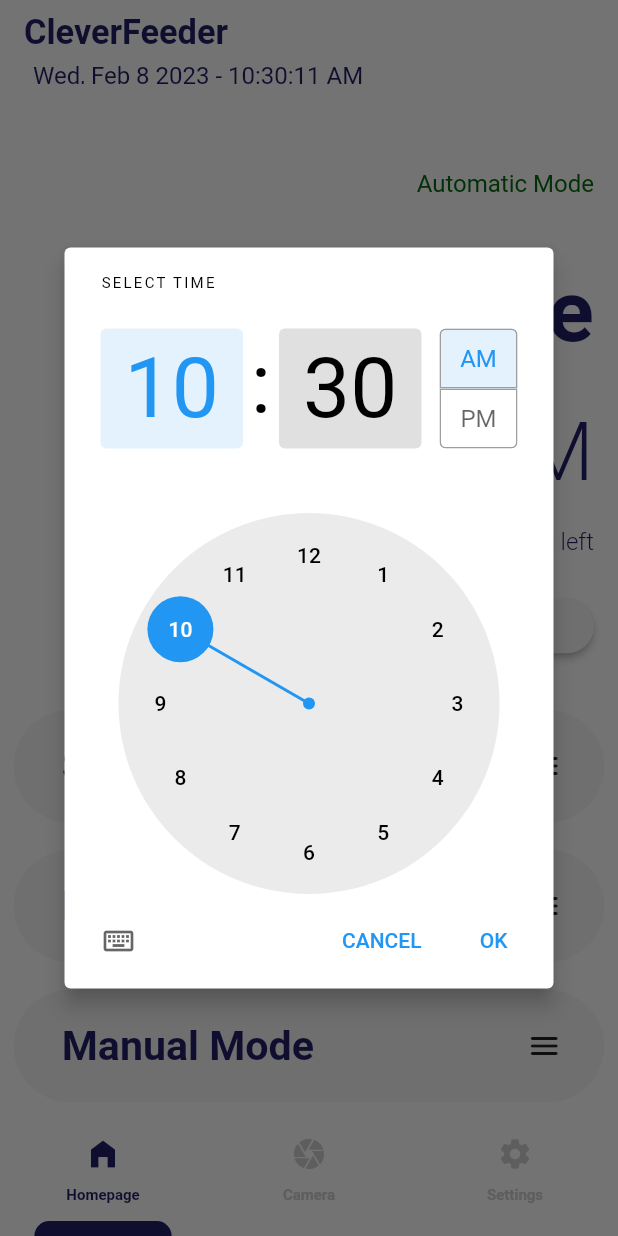
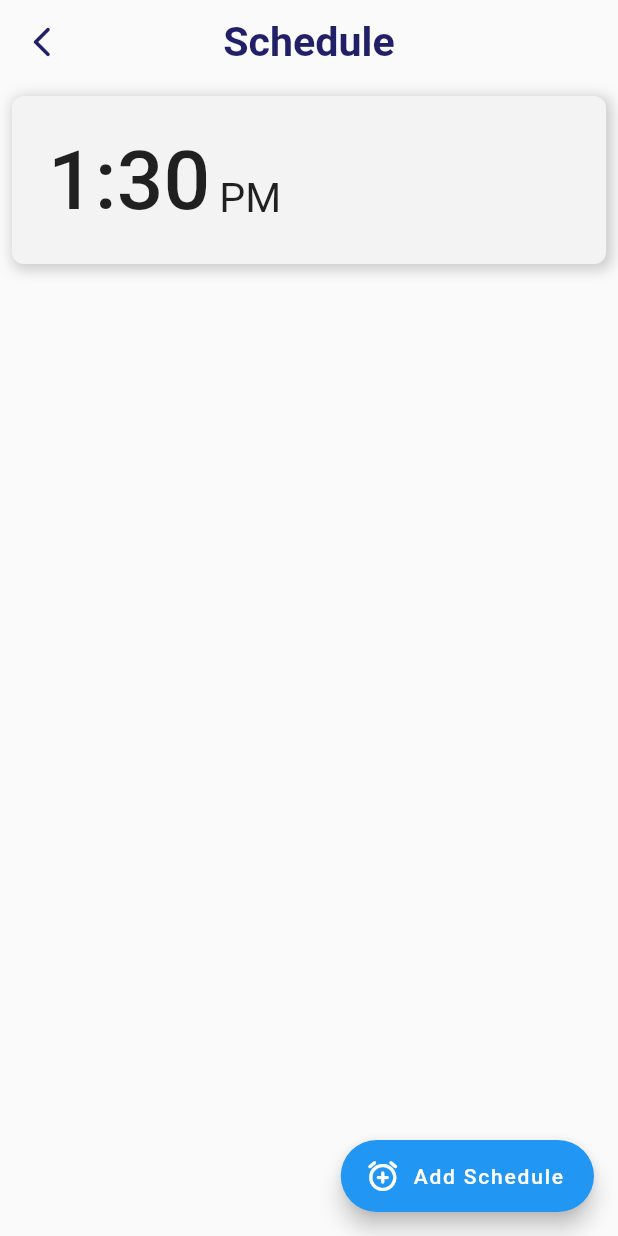
Before and after one commit to Thanatoslayer6/petfeederapp, a Flutter app: the screen it shows after launch, after a tap on "Set Schedule", on a phone screen of 412 x 824 dp. Run offline on Flutter 3.47's test engine with Material 2 defaults, Android fonts, the light colour scheme and no system bars; Roboto replaces fonts that are missing (Poppins).

Commit message:
Working on scheduling as of now, decided to create a page  window for it

```diff
--- a/lib/homepage.dart
+++ b/lib/homepage.dart
@@ -1,8 +1,8 @@
 import 'package:flutter/material.dart';
 import 'package:intl/intl.dart';
-import 'package:petfeederapp/main.dart';
 import 'adaptive.dart';
 import 'time.dart';
+import 'schedule.dart';
 
 class Homepage extends StatefulWidget {
   const Homepage({super.key});
@@ -15,15 +15,6 @@ class _HomepageState extends State<Homepage> {
   final automaticModeFontColor = const Color.fromARGB(255, 9, 104, 18);
   final manualModeFontColor = const Color.fromARGB(255, 129, 111, 5);
   bool isAutomaticMode = true;
-  int scheduleRotationIndex = 0;
-  // ignore: unused_local_variable
-
-  // Lists in dart have methods such as .add() and .remove()
-  // For instance, we set scheduled time to 5:30 AM
-  var scheduledTimes = [
-    DateTime(DateTimeService.timeNow.year, DateTimeService.timeNow.month,
-        DateTimeService.timeNow.day, 13, 30),
-  ];
 
   @override
   Widget build(BuildContext context) {
@@ -75,7 +66,8 @@ class _HomepageState extends State<Homepage> {
                     fit: BoxFit.contain,
                     child: Text(
                         DateFormat('h:mm a')
-                            .format(scheduledTimes[scheduleRotationIndex]),
+                            // .format(scheduledTimes[scheduleRotationIndex]),
+                            .format(Schedule.listOfTimes[0]),
                         style: TextStyle(
                             color: const Color.fromARGB(255, 33, 31, 103),
                             fontFamily: 'Poppins',
@@ -88,8 +80,10 @@ class _HomepageState extends State<Homepage> {
           alignment: Alignment.topRight,
           width: MediaQuery.of(context).size.width,
           child:
-              TimeCountdown(futureTime: scheduledTimes[scheduleRotationIndex]),
+              // TimeCountdown(futureTime: scheduledTimes[scheduleRotationIndex]),
+              TimeCountdown(futureTime: Schedule.listOfTimes[0]),
         ),
+        // BUTTONS BELOW
         Expanded(
           child:
               // ignore: avoid_unnecessary_containers
@@ -118,29 +112,12 @@ class _HomepageState extends State<Homepage> {
             padding: EdgeInsets.all(getadaptiveTextSize(context, 8)),
             width: MediaQuery.of(context).size.width,
             child: MaterialButton(
-                onPressed: () async {
-                  // Logic for setting schedule
-                  TimeOfDay? pickedTime = await showTimePicker(
-                    initialTime: TimeOfDay.now(),
-                    context: context,
-                  );
-                  // Increment to next schedule: TESTING
-                  // scheduleRotationIndex++;
-                  setState(() {
-                    scheduleRotationIndex++;
-                    if (pickedTime != null) {
-                      scheduledTimes.add(DateTime(
-                          DateTimeService.timeNow.year,
-                          DateTimeService.timeNow.month,
-                          DateTimeService.timeNow.day,
-                          pickedTime.hour,
-                          pickedTime.minute));
-                    }
-                  });
-                  // Outputs 24hour time
-                  // print(pickedTime);
-                  // print(scheduleRotationIndex);
-                  // print(scheduledTimes);
+                onPressed: () {
+                  // Create a new window for managing schedules
+                  Navigator.push(
+                      context,
+                      MaterialPageRoute(
+                          builder: (context) => const SchedulePage()));
                 },
                 padding: EdgeInsets.fromLTRB(0, getadaptiveTextSize(context, 4),
                     0, getadaptiveTextSize(context, 4)),
@@ -260,12 +237,3 @@ class _HomepageState extends State<Homepage> {
     );
   }
 }
-
-
-
-
-// class Homepage extends StatelessWidget {
-//   const Homepage({super.key});
-
-
-// }
--- a/lib/main.dart
+++ b/lib/main.dart
@@ -1,4 +1,3 @@
-import 'dart:async';
 import 'package:flutter/material.dart';
 import 'package:petfeederapp/camera.dart';
 import 'package:petfeederapp/settings.dart';
@@ -6,6 +5,7 @@ import 'package:flutter/services.dart';
 import 'navigation.dart';
 import 'titlebar.dart';
 import 'homepage.dart';
+import 'time.dart';
 
 void main() {
   // Add these 2 lines to disable statusbar/topbar
@@ -48,19 +48,3 @@ class _MyAppState extends State<MyApp> {
         ));
   }
 }
-
-class DateTimeService {
-  // ignore: prefer_final_fields
-  static StreamController<DateTime> _streamController =
-      StreamController<DateTime>.broadcast();
-
-  static void init() {
-    Timer.periodic(const Duration(seconds: 1), (timer) {
-      _streamController.add(DateTime.now());
-    });
-  }
-
-  static Stream<DateTime> get stream => _streamController.stream;
-
-  static DateTime get timeNow => DateTime.now();
-}
--- /dev/null
+++ b/lib/schedule.dart
@@ -0,0 +1,138 @@
+import 'package:flutter/material.dart';
+import 'package:intl/intl.dart';
+import 'time.dart';
+import 'adaptive.dart';
+
+class SchedulePage extends StatefulWidget {
+  const SchedulePage({super.key});
+
+  @override
+  State<SchedulePage> createState() => _SchedulePageState();
+}
+
+class _SchedulePageState extends State<SchedulePage> {
+  @override
+  Widget build(BuildContext context) {
+    return Scaffold(
+      appBar: AppBar(
+        title: Text(
+          "Schedule",
+          style: TextStyle(
+              color: const Color.fromARGB(255, 33, 31, 103),
+              fontFamily: 'Poppins',
+              fontSize: getadaptiveTextSize(context, 24),
+              fontWeight: FontWeight.bold),
+        ),
+        leading: IconButton(
+          icon: const Icon(Icons.arrow_back_ios_new_rounded,
+              color: Color.fromARGB(255, 33, 31, 103)),
+          onPressed: () => Navigator.of(context).pop(),
+        ),
+        centerTitle: true,
+        backgroundColor: Colors.transparent,
+        elevation: 0,
+      ),
+      body: ListView.builder(
+          itemCount: Schedule.listOfTimes.length,
+          itemBuilder: ((context, index) {
+            return ScheduleItem(time: Schedule.listOfTimes[index]);
+          })),
+      floatingActionButton: FloatingActionButton.extended(
+        icon: const Icon(Icons.alarm_add_rounded),
+        label: const Text("Add Schedule"),
+        onPressed: () async {
+          // Logic for setting schedule
+          TimeOfDay? pickedTime = await showTimePicker(
+            initialTime: TimeOfDay.now(),
+            context: context,
+          );
+          // Let the user pick a certain time first...
+          if (pickedTime != null) {
+            setState(() {
+              Schedule.listOfTimes.add(DateTime(
+                  DateTimeService.timeNow.year,
+                  DateTimeService.timeNow.month,
+                  DateTimeService.timeNow.day,
+                  pickedTime.hour,
+                  pickedTime.minute));
+            });
+
+            // TODO: After user picks a time, tell on what day... like everyday? every mon?
+          } else {
+            // TODO: Decide what to do here...
+            // ignore: avoid_print
+            print("User cancelled");
+            // Just exit
+            // Scaffold.of(context).showSnackBar();
+          }
+        },
+      ),
+    );
+  }
+}
+
+class ScheduleItem extends StatelessWidget {
+  final DateTime time;
+  const ScheduleItem({super.key, required this.time});
+
+  @override
+  Widget build(BuildContext context) {
+    return Container(
+      margin: const EdgeInsets.all(8),
+      // margin: const EdgeInsets.fromLTRB(8, 16, 8, 8),
+      padding: const EdgeInsets.all(24),
+      decoration: BoxDecoration(
+        color: const Color.fromARGB(255, 243, 243, 243),
+        borderRadius: const BorderRadius.all(Radius.circular(8)),
+        boxShadow: [
+          BoxShadow(
+            color: Colors.grey.withOpacity(0.5),
+            spreadRadius: 2,
+            blurRadius: 7,
+            offset: const Offset(2, 2), // changes position of shadow
+          ),
+        ],
+      ),
+      child: Row(mainAxisAlignment: MainAxisAlignment.start, children: [
+        // ignore: avoid_unnecessary_containers
+        Container(
+          // color: Colors.blue,
+          child: Row(
+            crossAxisAlignment: CrossAxisAlignment.end,
+            children: [
+              Text(
+                DateFormat('h:mm').format(time),
+                style: TextStyle(
+                    fontFamily: "Poppins",
+                    fontSize: getadaptiveTextSize(context, 48),
+                    fontWeight: FontWeight.w500),
+              ),
+              Padding(
+                padding: const EdgeInsets.only(bottom: 4, left: 6),
+                child: Text(
+                  DateFormat('a').format(time),
+                  style: TextStyle(
+                      fontFamily: "Poppins",
+                      fontSize: getadaptiveTextSize(context, 24),
+                      fontWeight: FontWeight.normal),
+                ),
+              )
+            ],
+          ),
+        )
+      ]),
+    );
+  }
+}
+
+class Schedule {
+  int scheduleRotationIndex = 0;
+  // ignore: unused_local_variable
+
+  // Lists in dart have methods such as .add() and .remove()
+  // For instance, we set scheduled time to 5:30 AM
+  static List<DateTime> listOfTimes = [
+    DateTime(DateTimeService.timeNow.year, DateTimeService.timeNow.month,
+        DateTimeService.timeNow.day, 13, 30),
+  ];
+}
--- a/lib/time.dart
+++ b/lib/time.dart
@@ -1,6 +1,5 @@
+import 'dart:async';
 import 'package:flutter/material.dart';
-// import 'dart:async';
-import 'main.dart';
 import 'adaptive.dart';
 
 // ignore: must_be_immutable
@@ -73,3 +72,19 @@ Duration calculateRemainingTime(DateTime futureTime) {
     return remainingTime;
   }
 }
+
+class DateTimeService {
+  // ignore: prefer_final_fields
+  static StreamController<DateTime> _streamController =
+      StreamController<DateTime>.broadcast();
+
+  static void init() {
+    Timer.periodic(const Duration(seconds: 1), (timer) {
+      _streamController.add(DateTime.now());
+    });
+  }
+
+  static Stream<DateTime> get stream => _streamController.stream;
+
+  static DateTime get timeNow => DateTime.now();
+}
--- a/lib/titlebar.dart
+++ b/lib/titlebar.dart
@@ -1,8 +1,7 @@
 import 'package:flutter/material.dart';
 import 'package:intl/intl.dart';
-import 'main.dart';
 import 'adaptive.dart';
-// import 'time.dart';
+import 'time.dart';
 
 class TitleBar extends StatelessWidget implements PreferredSizeWidget {
   const TitleBar({super.key});
```
